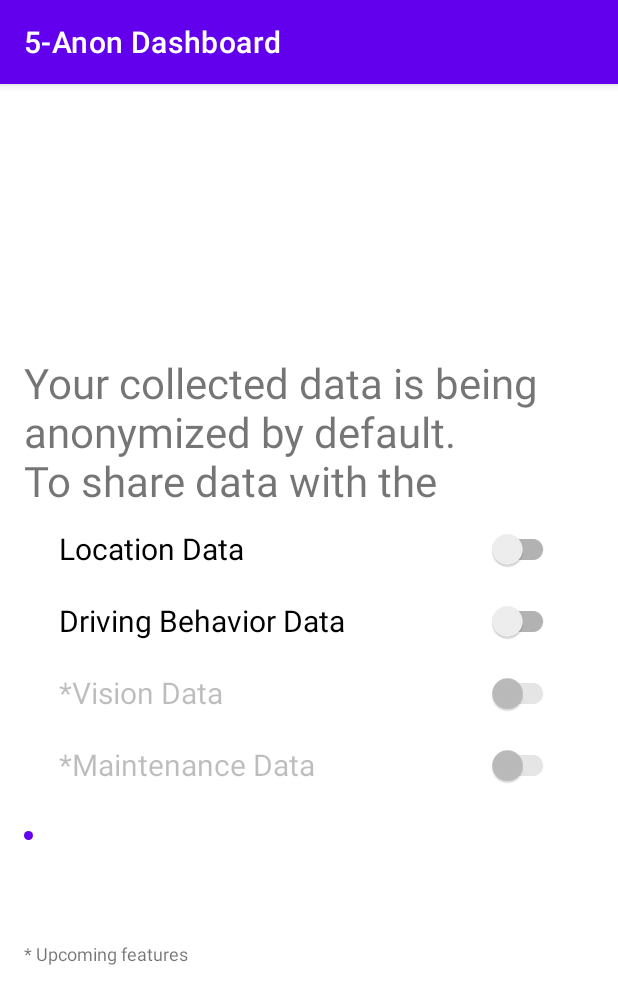
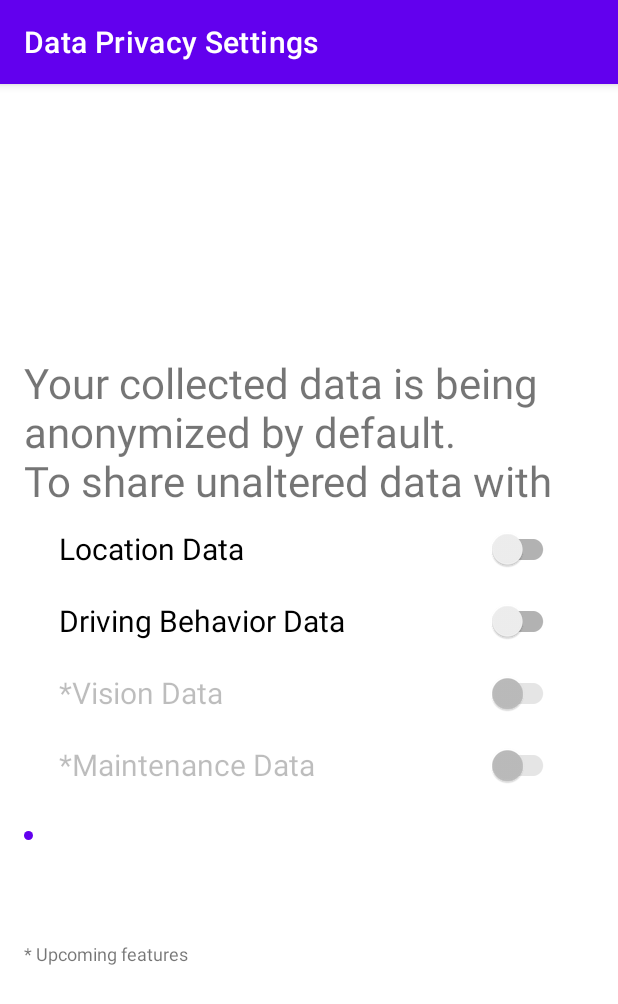
Before and after one commit to 5Anon/privacy4cars, an Android app: the screen it shows after launch (MainActivity), on a phone screen of 412 x 824 dp. Shown: the top 1004 px of the screen. Run offline under Robolectric (Android 15) with nearby library versions, the phone set to English and light mode, and no system bars; libraries missing offline, so code that uses them is left out: com.chaquo.python; 2 statements that could not run were skipped.

Commit message:
Data Privacy Settings - Added as main app title
- Data Privacy Settings - Added as main app title.
- "unaltered" also added in UI message.

```diff
--- a/src/DashboardApp/app/src/main/AndroidManifest.xml
+++ b/src/DashboardApp/app/src/main/AndroidManifest.xml
@@ -13,7 +13,7 @@
 
         android:allowBackup="true"
         android:icon="@mipmap/ic_launcher"
-        android:label="5-Anon Dashboard"
+        android:label="Data Privacy Settings"
         android:roundIcon="@mipmap/ic_launcher_round"
         android:supportsRtl="true"
         android:theme="@style/Theme.CapstonePy">
--- a/src/DashboardApp/app/src/main/res/layout/activity_main.xml
+++ b/src/DashboardApp/app/src/main/res/layout/activity_main.xml
@@ -14,7 +14,7 @@
         android:id="@+id/textView"
         android:layout_width="wrap_content"
         android:layout_height="106dp"
-        android:text="Your collected data is being anonymized by default. \nTo share data with the manufacturer, please opt-in."
+        android:text="Your collected data is being anonymized by default. \nTo share unaltered data with the manufacturer, please opt-in."
         android:textSize="28sp" />
 
     <androidx.appcompat.widget.SwitchCompat
```
